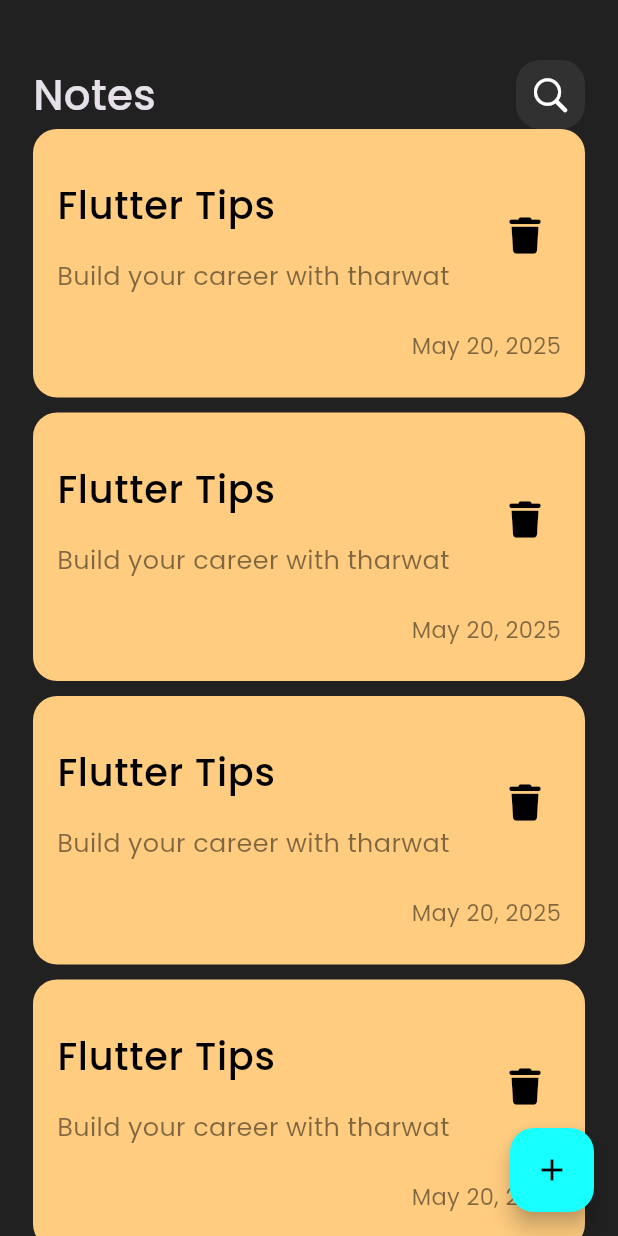
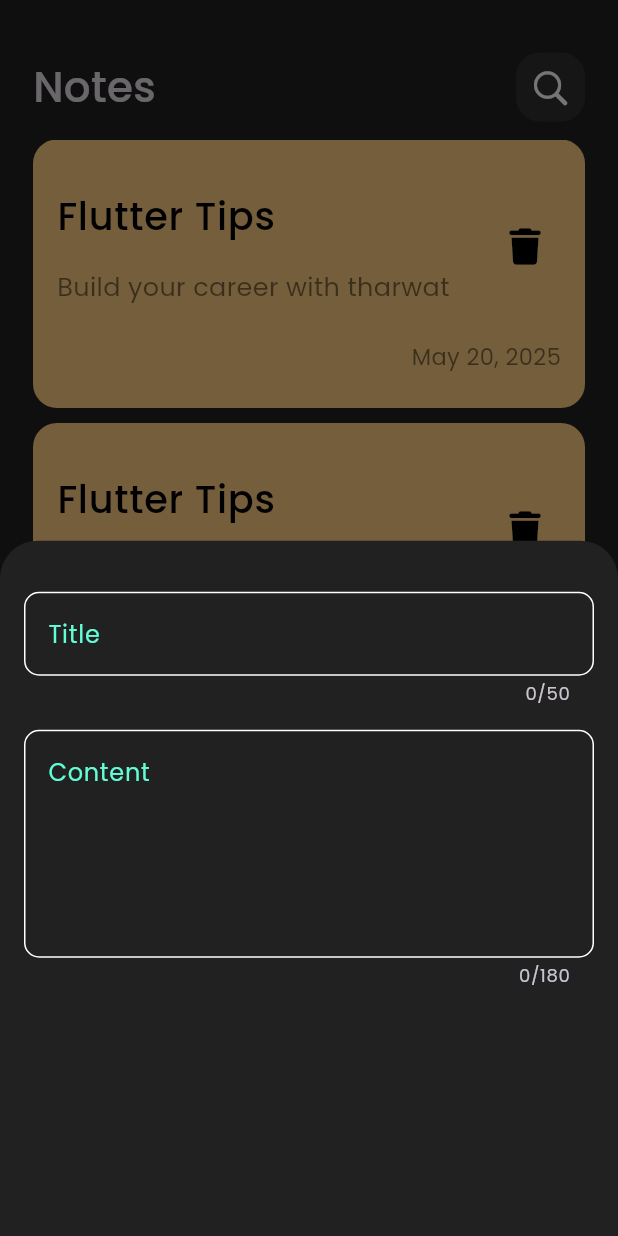
Before and after one commit to khalidadel365/notes_app, a Flutter app: the screen it shows after launch, after a tap on the "add" icon, on a phone screen of 412 x 824 dp. Run offline on Flutter 3.47's test engine with Material 3 defaults, Android fonts, the phone set to English and light mode, and no system bars; our stand-ins replace font_awesome_flutter.

Commit message:
add bottom sheet

```diff
--- a/lib/constants.dart
+++ b/lib/constants.dart
@@ -1 +1,4 @@
+import 'dart:ui';
+
 const kFontFamily = 'Poppins';
+const kPrimaryColor = Color(0xff62FCD7);
--- a/lib/main.dart
+++ b/lib/main.dart
@@ -19,6 +19,11 @@ class NotesApp extends StatelessWidget {
         brightness: Brightness.dark,
         scaffoldBackgroundColor: Colors.grey.shade900,
         fontFamily: kFontFamily,
+        textSelectionTheme: TextSelectionThemeData(
+          selectionColor: Colors.grey[800], // Highlight color
+          cursorColor: kPrimaryColor,    // Cursor color
+          selectionHandleColor: kPrimaryColor, // Handle color
+        ),
       ),
 
     );
--- a/lib/views/notes_view.dart
+++ b/lib/views/notes_view.dart
@@ -1,5 +1,7 @@
 import 'package:flutter/material.dart';
+import 'package:notes_app/constants.dart';
 
+import '../widgets/add_note_bottom_sheet.dart';
 import '../widgets/notes_view_body.dart';
 
 class NotesView extends StatelessWidget {
@@ -10,9 +12,23 @@ class NotesView extends StatelessWidget {
     return Scaffold(
       body: const NotesViewBody(),
       floatingActionButton: FloatingActionButton(
-        backgroundColor: Colors.cyanAccent,
+        backgroundColor: kPrimaryColor,
           onPressed: (){
-      },child: Icon(Icons.add,color: Colors.black,),),
+          showModalBottomSheet(
+            backgroundColor: Colors.grey.shade900,
+              context: context,
+              shape: RoundedRectangleBorder(
+                borderRadius: BorderRadius.vertical(
+                  top: Radius.circular(25),
+                ),              ),
+              builder: (context){
+            return AddNoteBottomSheet();
+          });
+      },
+          child: Icon(
+            Icons.add,
+            color: Colors.black
+            ,),),
     );
   }
 }
--- /dev/null
+++ b/lib/widgets/add_note_bottom_sheet.dart
@@ -0,0 +1,31 @@
+import 'package:flutter/material.dart';
+import 'package:notes_app/widgets/custom_text_form_field.dart';
+
+class AddNoteBottomSheet extends StatelessWidget {
+  const AddNoteBottomSheet({super.key});
+
+  @override
+  Widget build(BuildContext context) {
+    return Padding(
+      padding: const EdgeInsets.symmetric(horizontal: 16.0,vertical: 34),
+      child: Column(
+        children: [
+          CustomTextFormField(
+            hintText: 'Title',
+            maxLines: 1,
+            maxLength: 50,
+          ),
+          SizedBox(
+            height: 16,
+          ),
+          CustomTextFormField(
+            hintText: 'Content',
+            maxLines: 5,
+            maxLength: 180,
+          ),
+
+        ],
+      ),
+    );
+  }
+}
--- /dev/null
+++ b/lib/widgets/custom_text_form_field.dart
@@ -0,0 +1,49 @@
+import 'package:flutter/material.dart';
+import 'package:notes_app/constants.dart';
+
+class CustomTextFormField extends StatelessWidget {
+  CustomTextFormField({this.maxLength,this.maxLines,this.validate,this.hintText,this.onChange,this.onSubmit,this.inputType,this.obsecureText = false});
+  String? hintText;
+  bool obsecureText;
+  Function(String)? onChange;
+  Function(String)? onSubmit;
+  TextInputType? inputType;
+  FormFieldValidator? validate;
+  final int? maxLines;
+  final int? maxLength;
+  @override
+  Widget build(BuildContext context) {
+    return TextFormField(
+      validator: validate,
+      keyboardType: inputType,
+      obscureText: obsecureText,
+      onChanged: onChange,
+      maxLines: maxLines,
+      maxLength: maxLength,
+      cursorColor: kPrimaryColor,
+      style: TextStyle(
+        color: Colors.white,
+      ), //input style
+      decoration: InputDecoration(
+        enabledBorder: OutlineInputBorder(
+          borderSide: BorderSide(
+              color: Colors.white
+          ),
+          borderRadius: BorderRadius.circular(10),
+        ),
+        focusedBorder: OutlineInputBorder(
+          borderSide: BorderSide(
+              color: kPrimaryColor
+          ),
+          borderRadius: BorderRadius.circular(10 ),
+
+        ),
+        hintText: hintText,
+        hintStyle: TextStyle(
+          color: kPrimaryColor,
+          fontWeight: FontWeight.w400
+        ),
+      ),
+    );
+  }
+}
--- a/lib/widgets/notes_list_view.dart
+++ b/lib/widgets/notes_list_view.dart
@@ -8,13 +8,17 @@ class NotesListView extends StatelessWidget {
   @override
   Widget build(BuildContext context) {
     return Expanded(
+      child: Padding(
+        padding: const EdgeInsets.symmetric(vertical: 12.0),
         child: ListView.separated(
+          padding: EdgeInsets.zero,
           itemCount: 7,
           itemBuilder: (context,index){
             return NoteItem();
           },separatorBuilder: (context,index){
           return SizedBox(height: 10,);
         },),
+      ),
     );
   }
 }
--- a/lib/widgets/notes_view_body.dart
+++ b/lib/widgets/notes_view_body.dart
@@ -14,7 +14,7 @@ class NotesViewBody extends StatelessWidget {
       padding: const EdgeInsets.symmetric(horizontal: 22.0),
       child:  Column(
           children: [
-            SizedBox(height: 40,),
+            SizedBox(height: 35,),
             CustomAppBar(),
             NotesListView(),
       ]),
```
Lines whose indentation alone changed are shown as unchanged.
